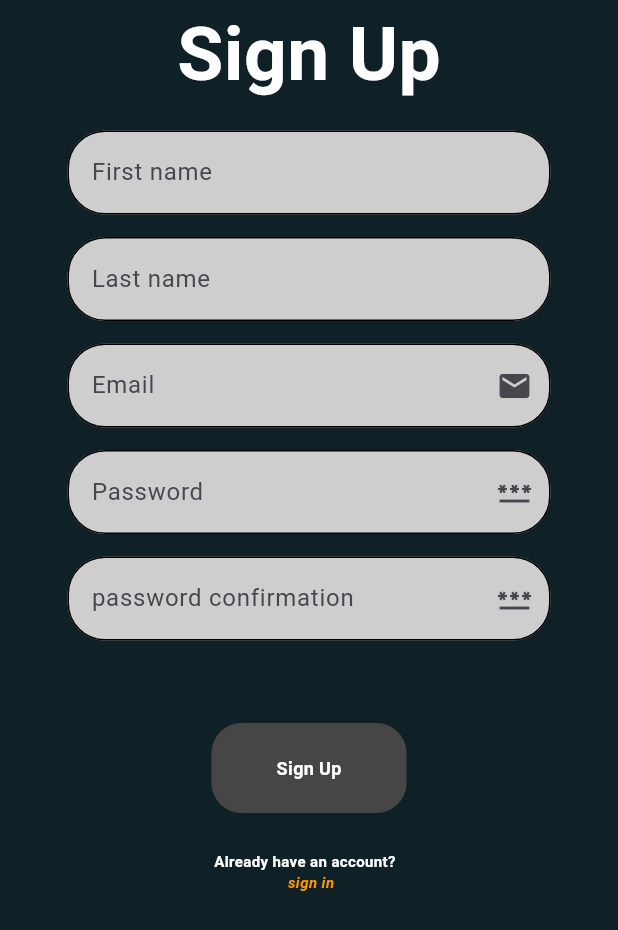
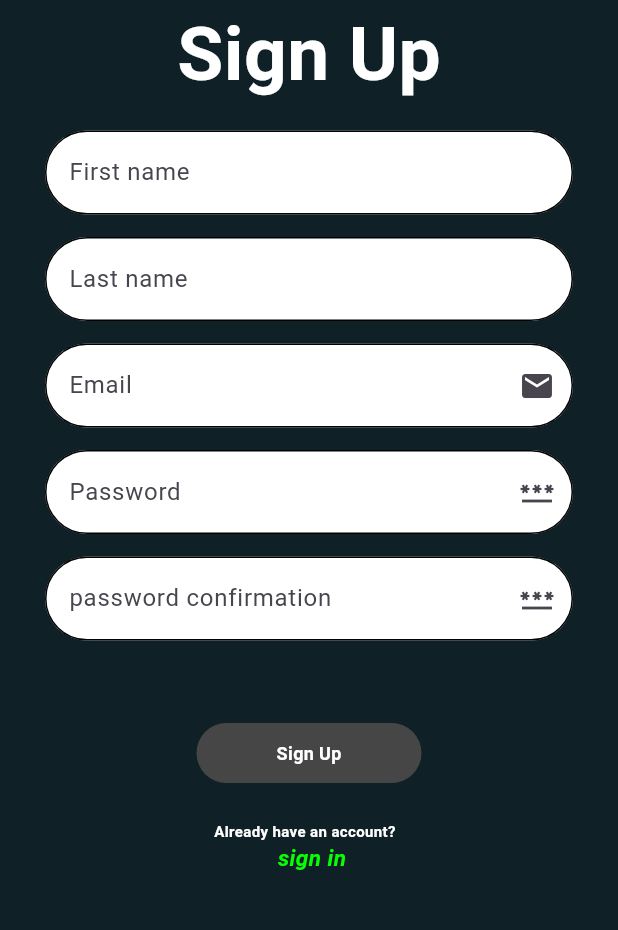
Before and after one commit to masiDaniel/Homiegram_front_end, a Flutter app: the screen it shows after launch, after a tap on "Sign Up!", on a phone screen of 412 x 824 dp. Shown: the top 930 px of the screen. Run offline on Flutter 3.47's test engine with Material 3 defaults, Android fonts, the phone set to English and light mode, and no system bars; our stand-ins replace animated_text_kit, google_fonts, marquee; accounts and stored records are empty; network calls fail.

```diff
--- a/lib/components/my_text_field.dart
+++ b/lib/components/my_text_field.dart
@@ -37,21 +37,20 @@ class _myTextFieldState extends State<myTextField> {
   @override
   Widget build(BuildContext context) {
     return Padding(
-      padding: const EdgeInsets.symmetric(horizontal: 45.0),
+      padding: const EdgeInsets.symmetric(horizontal: 30.0),
       child: TextField(
         controller: widget.controller,
         obscureText: _obscureText,
         decoration: InputDecoration(
           enabledBorder: OutlineInputBorder(
-            borderSide: BorderSide(color: Colors.black),
-            borderRadius: BorderRadius.circular(25.0),
+            borderSide: BorderSide(color: Color.fromARGB(255, 2, 2, 2)),
+            borderRadius: BorderRadius.circular(50.0),
           ),
           focusedBorder: OutlineInputBorder(
-            borderSide:
-                BorderSide(color: const Color.fromARGB(255, 255, 254, 254)),
-            borderRadius: BorderRadius.circular(35.0),
+            borderSide: BorderSide(color: Color.fromARGB(255, 255, 2, 2)),
+            borderRadius: BorderRadius.circular(45.0),
           ),
-          fillColor: Color.fromARGB(255, 206, 206, 206),
+          fillColor: Color.fromARGB(255, 255, 255, 255),
           filled: true,
           hintText: widget.hintText,
           suffixIcon: widget.suffixIcon != null
--- a/lib/views/sign_up.dart
+++ b/lib/views/sign_up.dart
@@ -33,11 +33,6 @@ class _SignUpState extends State<SignUp> {
     String email = emailContoller.text.trim();
     String password = passwordController.text.trim();
 
-    print('First name: $first_name');
-    print('last name: $last_name');
-    print('email: $email');
-    print('password: $password');
-
     if (email.isNotEmpty &&
         password.isNotEmpty &&
         first_name.isNotEmpty &&
@@ -45,7 +40,6 @@ class _SignUpState extends State<SignUp> {
       UserSignUp? userSignUp =
           await fetchUserSignUp(first_name, last_name, email, password);
 
-      print(userSignUp);
       if (userSignUp != null) {
         // Sign in successful, navigate to the dignup screen
         Navigator.pushNamed(context, '/signin');
@@ -134,8 +128,8 @@ class _SignUpState extends State<SignUp> {
             MyButton(
               buttonText: "Sign Up",
               onPressed: _signUserUp,
-              width: 130,
-              height: 60,
+              width: 150,
+              height: 40,
               color: const Color.fromARGB(255, 71, 70, 70),
             ),
             const SizedBox(
@@ -156,10 +150,11 @@ class _SignUpState extends State<SignUp> {
               child: const Text(
                 " sign in",
                 style: TextStyle(
-                    color: Colors.orange,
-                    fontSize: 10,
-                    fontStyle: FontStyle.italic,
-                    fontWeight: FontWeight.w700),
+                  color: Color.fromARGB(255, 8, 254, 4),
+                  fontSize: 15,
+                  fontStyle: FontStyle.italic,
+                  fontWeight: FontWeight.w700,
+                ),
               ),
             ),
           ],
--- a/lib/views/welcome_page.dart
+++ b/lib/views/welcome_page.dart
@@ -65,29 +65,32 @@ class WelcomePage extends StatelessWidget {
               onPressed: () {
                 Navigator.pushNamed(context, '/signin');
               },
-              width: 130,
-              height: 60,
+              width: 150,
+              height: 40,
               color: Color.fromARGB(255, 0, 0, 0),
             ),
             const SizedBox(
-              height: 10,
+              height: 1,
             ),
             MyButton(
               buttonText: "Sign Up!",
               onPressed: () {
                 Navigator.pushNamed(context, '/signup');
               },
-              width: 130,
-              height: 60,
+              width: 150,
+              height: 40,
               color: const Color.fromARGB(255, 71, 70, 70),
+            ),
+            const SizedBox(
+              height: 15,
             ),
             MyButton(
               buttonText: "About",
               onPressed: () {
                 Navigator.pushNamed(context, '/about');
               },
-              width: 130,
-              height: 60,
+              width: 100,
+              height: 40,
               color: const Color.fromARGB(255, 71, 70, 70),
             ),
           ],
```
Also changed, not shown: lib/services/user_sigin_service.dart (+6 -1 lines), lib/views/home_page.dart (+25 -20 lines), lib/views/sign_in.dart (+2 -5 lines), lib/views/student_dashboard.dart (+58 -4 lines).
